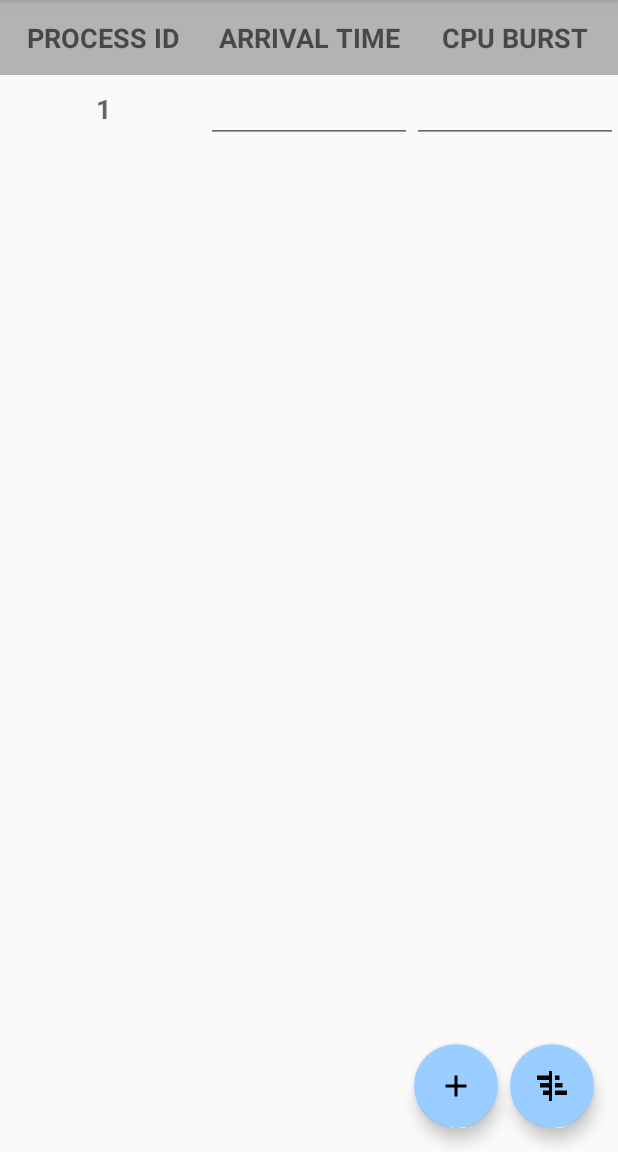
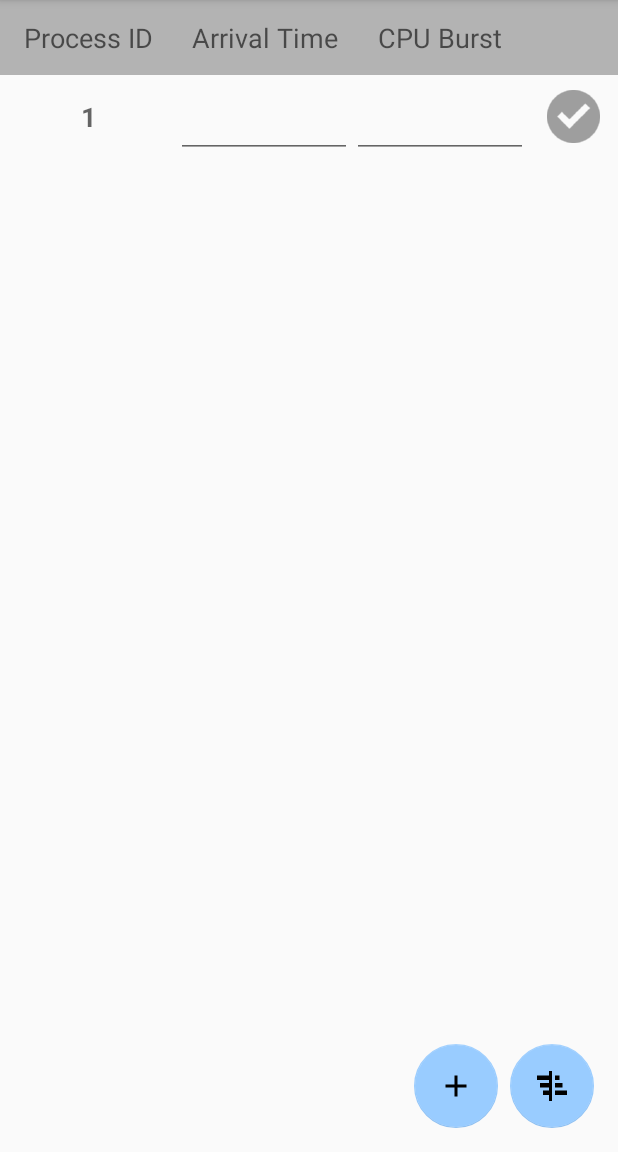
Before and after one commit to jnapor/CPU-Scheduling-, an Android app: the screen it shows after launch (DataInputtingActivity), after a tap on an icon or button, on a phone screen of 412 x 824 dp, the part 84-1236 px from its top. Run offline under Robolectric (Android 15) with nearby library versions, the phone set to English and light mode, and no system bars.

Commit message:
Done on the process harvesting -Added Validation -Fixed Bugs -Clean the code

```diff
--- a/app/src/main/java/com/sharearide/research/jnapor/osprojectqueue/DataInputtingActivity.java
+++ b/app/src/main/java/com/sharearide/research/jnapor/osprojectqueue/DataInputtingActivity.java
@@ -1,24 +1,35 @@
 package com.sharearide.research.jnapor.osprojectqueue;
 
-import android.graphics.Typeface;
 import android.support.design.widget.FloatingActionButton;
 import android.support.v7.app.AppCompatActivity;
 import android.os.Bundle;
-import android.view.Gravity;
+import android.util.Log;
 import android.view.LayoutInflater;
 import android.view.View;
-import android.view.ViewGroup;
 import android.widget.EditText;
-import android.widget.LinearLayout;
+import android.widget.ImageButton;
 import android.widget.ScrollView;
 import android.widget.TableLayout;
 import android.widget.TableRow;
 import android.widget.TextView;
 import android.widget.Toast;
 
-public class DataInputtingActivity extends AppCompatActivity {
+import com.sharearide.research.jnapor.osprojectqueue.model.ProcessModel;
+
+import java.util.ArrayList;
+
+public class DataInputtingActivity extends AppCompatActivity implements View.OnClickListener{
     int counter = 0;
+    private FloatingActionButton add;
+    private FloatingActionButton simulate;
+    private TableLayout tableLayout;
+    private TableRow tableRow;
+    private EditText arrivalTime;
+    private EditText cpuBurst;
+    private ImageButton icon;
+    private TextView textView;
 
+    ArrayList<ProcessModel> processModelArrayList = new ArrayList<>();
 
     @Override
     protected void onCreate(Bundle savedInstanceState) {
@@ -26,112 +37,80 @@ public class DataInputtingActivity extends AppCompatActivity {
         setContentView(R.layout.process_gathering_layout);
 
         ScrollView scrollView = (ScrollView) findViewById(R.id.scrollView);
-        final TableLayout tableLayout = (TableLayout) scrollView.findViewById(R.id.table);
+        tableLayout = (TableLayout) scrollView.findViewById(R.id.table);
 
-        FloatingActionButton add = (FloatingActionButton) findViewById(R.id.add_process);
-        add.setOnClickListener(new View.OnClickListener() {
-            @Override
-            public void onClick(View view) {
-                Toast.makeText(view.getContext(), "Add Process", Toast.LENGTH_SHORT).show();
-                counter++;
-                TableRow tableRow = (TableRow) LayoutInflater.from(view.getContext())
-                        .inflate(R.layout.row_data,tableLayout,false);
 
-                TextView textView = (TextView) tableRow.findViewById(R.id.process_label);
-                textView.setText(String.valueOf(counter));
+        simulate = (FloatingActionButton) findViewById(R.id.simulate);
+        simulate.setEnabled(false);
+        simulate.setOnClickListener(this);
+        add = (FloatingActionButton) findViewById(R.id.add_process);
+        add.setOnClickListener(this);
+    }
+
+    @Override
+    public void onClick(View view) {
+        switch (view.getId()){
+            case R.id.add_process:{
+                add.setEnabled(false);
+                Toast.makeText(view.getContext(), "Adding Process", Toast.LENGTH_SHORT).show();
+                addElementsInTable(view);
+                break;
+            }
+            case R.id.simulate: {
+                Toast.makeText(view.getContext(), "Simulate", Toast.LENGTH_SHORT).show();
+                for (ProcessModel p: processModelArrayList) {
+                    Log.e("Simulation", "Process: "+p.getProcessId() + " " + p.getArrivalTime() + " "+p.getCpuBurst());
+                }
+                break;
+            }
+            case R.id.save: {
+                validateAndSave(view);
+                break;
+            }
+        }
+    }
 
 
 
-//                TableRow tableRow = new TableRow(view.getContext());
-//                tableRow.setLayoutParams(new LinearLayout.LayoutParams(
-//                        LinearLayout.LayoutParams.WRAP_CONTENT,
-//                        LinearLayout.LayoutParams.WRAP_CONTENT,1.0f));
-//
-//
-//
-//                TextView textView = new TextView(view.getContext());
-//                textView.setGravity(Gravity.CENTER_HORIZONTAL);
-//                textView.setTypeface(null, Typeface.BOLD);
-//                textView.setText(String.valueOf(counter));
-//                textView.setTextSize(50.0f);
-//
-//                TextView textView1 = new TextView(view.getContext());
-//                textView1.setText(String.valueOf(counter));
-//                textView1.setGravity(Gravity.CENTER);
-//                textView1.setTypeface(null, Typeface.BOLD);
-//
-//                TextView textView2 = new TextView(view.getContext());
-//                textView2.setText(String.valueOf(counter));
-//                textView2.setGravity(Gravity.CENTER);
-//                textView2.setTypeface(null, Typeface.BOLD);
-//                tableRow.addView(textView);
-//                tableRow.addView(textView1);
-//                tableRow.addView(textView2);
-
-//                EditText editText = new EditText(view.getContext());
-//                editText.setLayoutParams(new LinearLayout.LayoutParams(LinearLayout.LayoutParams.WRAP_CONTENT,
-//                        LinearLayout.LayoutParams.WRAP_CONTENT,1.0f));
-//                editText.setGravity(Gravity.CENTER);
-//                editText.setTypeface(null, Typeface.BOLD);
-//
-//
-//                EditText editText1 = new EditText(view.getContext());
-//                editText1.setLayoutParams(new LinearLayout.LayoutParams(LinearLayout.LayoutParams.WRAP_CONTENT,
-//                        LinearLayout.LayoutParams.WRAP_CONTENT,1.0f));
-//                editText1.setGravity(Gravity.CENTER);
-//                editText1.setTypeface(null, Typeface.BOLD);
+    private void addElementsInTable(View view){
+        counter++;
+        simulate.setEnabled(false);
+        //Inflating the row data to be added in the table
+        tableRow = (TableRow) LayoutInflater.from(view.getContext())
+                .inflate(R.layout.row_data,tableLayout,false);
 
 
+        /***************Creating references to table row elements*****************/
+        textView = (TextView) tableRow.findViewById(R.id.process_label);
+        textView.setText(String.valueOf(counter));
+        arrivalTime = (EditText) tableRow.findViewById(R.id.arrival_time);
+        cpuBurst = (EditText) tableRow.findViewById(R.id.cpu_burst);
+        icon = (ImageButton) tableRow.findViewById(R.id.save);
+        icon.setOnClickListener(this);
 
 
-//                TextView textView = new TextView(view.getContext());
-//
-//                EditText editText = new EditText(view.getContext());
-//                EditText editText1 = new EditText(view.getContext());
-//
-//                tableRow.addView(getTextView(textView));
-//                tableRow.addView(getEditTextView(editText));
-//                tableRow.addView(getEditTextView(editText1));
-
-//                tableRow.addView(textView);
-//                tableRow.addView(editText);
-//                tableRow.addView(editText1);
-
-                tableLayout.addView(tableRow);
-            }
-        });
-
-        FloatingActionButton simulate = (FloatingActionButton) findViewById(R.id.simulate);
-        simulate.setOnClickListener(new View.OnClickListener() {
-            @Override
-            public void onClick(View view) {
-                Toast.makeText(view.getContext(), "Simulate", Toast.LENGTH_SHORT).show();
-            }
-        });
-
+        tableLayout.addView(tableRow);
     }
 
-    private TextView getTextView(TextView textView){
-        counter++;
-        textView.setText(String.valueOf(counter));
+    private void validateAndSave(View view){
+        /***************Validating if arrival time and cpu burst is empty*****************/
+        if(!arrivalTime.getText().toString().isEmpty() && !cpuBurst.getText().toString().isEmpty()){
+            ProcessModel processModel = new ProcessModel(counter,
+                    Integer.parseInt(arrivalTime.getText().toString()),
+                    Integer.parseInt(cpuBurst.getText().toString())
+            );
+            cpuBurst.setEnabled(false); //To make it not editable
+            arrivalTime.setEnabled(false); //To make it not editable
+            icon.setImageResource(R.drawable.button_pressed);
 
-        textView.setLayoutParams(new LinearLayout.LayoutParams(LinearLayout.LayoutParams.WRAP_CONTENT,
-                LinearLayout.LayoutParams.WRAP_CONTENT,1.0f));
-        textView.setGravity(Gravity.CENTER);
-        textView.setTypeface(null, Typeface.BOLD);
-        //textView.setTextAppearance( android.R.style.TextAppearance_Medium);
-
-        return textView;
-    }
-
-    private EditText getEditTextView(EditText editText){
-        editText.setLayoutParams(new LinearLayout.LayoutParams(LinearLayout.LayoutParams.WRAP_CONTENT,
-                LinearLayout.LayoutParams.WRAP_CONTENT,1.0f));
-        editText.setGravity(Gravity.CENTER);
-        editText.setTypeface(null, Typeface.BOLD);
-        //editText.setTextAppearance(null, android.R.style.TextAppearance_Medium);
-
-        return editText;
+            Toast.makeText(view.getContext(), "Saved", Toast.LENGTH_SHORT).show();
+            processModelArrayList.add(processModel);
+            simulate.setEnabled(true);
+            add.setEnabled(true);
+        }else{
+            Toast.makeText(view.getContext(), "CPU Burst or Arrival Time is Empty",
+                    Toast.LENGTH_SHORT).show();
+        }
     }
 
 }
--- /dev/null
+++ b/app/src/main/res/drawable/button_custom.xml
@@ -0,0 +1,6 @@
+<?xml version="1.0" encoding="utf-8"?>
+<selector xmlns:android="http://schemas.android.com/apk/res/android">
+    <item android:drawable="@drawable/button_pressed"
+        android:state_pressed="true" />
+    <item android:drawable="@drawable/button_default" />
+</selector>
--- a/app/src/main/res/layout/process_gathering_layout.xml
+++ b/app/src/main/res/layout/process_gathering_layout.xml
@@ -24,7 +24,6 @@
                     android:layout_weight="1"
                     android:layout_width="0dp"
                     android:layout_height="50dp"
-                    android:textStyle="bold"
                     android:text="@string/process_id"
                     android:gravity="center"
                     android:layout_gravity="center"
@@ -35,7 +34,6 @@
                     android:layout_weight="1"
                     android:layout_width="0dp"
                     android:layout_height="50dp"
-                    android:textStyle="bold"
                     android:text="@string/arrival_time"
                     android:gravity="center"
                     android:background="@color/tableHeader"
@@ -45,39 +43,16 @@
                     android:layout_weight="1"
                     android:layout_width="0dp"
                     android:layout_height="match_parent"
-                    android:textStyle="bold"
                     android:text="@string/cpu_burst"
                     android:gravity="center"
                     android:background="@color/tableHeader"
                     android:textAppearance="?android:textAppearanceMedium"/>
+                <TextView
+                    android:layout_width="60dp"
+                    android:layout_height="match_parent"
+                    android:background="@color/tableHeader"
+                    android:textAppearance="?android:textAppearanceMedium"/>
             </TableRow>
-            <!--<TableRow-->
-                <!--xmlns:android="http://schemas.android.com/apk/res/android">-->
-                <!--<TextView-->
-                    <!--android:id="@+id/process_label"-->
-                    <!--android:layout_weight="1"-->
-                    <!--android:layout_width="0dp"-->
-                    <!--android:layout_height="match_parent"-->
-                    <!--android:textStyle="bold"-->
-                    <!--android:background="@android:color/holo_red_dark"-->
-                    <!--android:textAppearance="?android:textAppearanceMedium"/>-->
-                <!--<EditText-->
-                    <!--android:id="@+id/arrival_time"-->
-                    <!--android:layout_weight="1"-->
-                    <!--android:layout_width="0dp"-->
-                    <!--android:layout_height="match_parent"-->
-                    <!--android:textStyle="bold"-->
-                    <!--android:background="@android:color/holo_green_light"-->
-                    <!--android:textAppearance="?android:textAppearanceMedium"/>-->
-                <!--<TextView-->
-                    <!--android:id="@+id/cpu_burst"-->
-                    <!--android:layout_weight="1"-->
-                    <!--android:layout_width="0dp"-->
-                    <!--android:layout_height="match_parent"-->
-                    <!--android:textStyle="bold"-->
-                    <!--android:background="@android:color/holo_blue_bright"-->
-                    <!--android:textAppearance="?android:textAppearanceMedium"/>-->
-            <!--</TableRow>-->
         </TableLayout>
     </ScrollView>
 
--- a/app/src/main/res/layout/row_data.xml
+++ b/app/src/main/res/layout/row_data.xml
@@ -30,4 +30,12 @@
         android:textStyle="bold"
         android:inputType="number"
         android:textAppearance="?android:textAppearanceMedium"/>
+    <ImageButton
+        android:id="@+id/save"
+        android:layout_width="60dp"
+        android:layout_height="match_parent"
+        android:layout_gravity="center"
+        android:gravity="center"
+        android:src="@drawable/button_custom"
+        style="?android:attr/borderlessButtonStyle"/>
 </TableRow>
--- a/app/src/main/res/values/strings.xml
+++ b/app/src/main/res/values/strings.xml
@@ -2,11 +2,12 @@
     <string name="app_name">OSProjectQueue</string>
 
     <!--Table Header-->
-    <string name="cpu_burst">CPU BURST</string>
-    <string name="process_id">PROCESS ID</string>
-    <string name="arrival_time">ARRIVAL TIME</string>
+    <string name="cpu_burst">CPU Burst</string>
+    <string name="process_id">Process ID</string>
+    <string name="arrival_time">Arrival Time</string>
 
     <!--Button Values-->
     <string name="add_process">Add Process</string>
     <string name="simulate">Simulate Process</string>
+    <string name="save">Save</string>
 </resources>
```
Also changed, not shown: app/src/main/java/com/sharearide/research/jnapor/osprojectqueue/model/ProcessModel.java (added, +43 -0 lines), app/src/main/res/drawable-hdpi/button_default.png (added), app/src/main/res/drawable-hdpi/button_pressed.png (added), app/src/main/res/drawable-mdpi/button_default.png (added), app/src/main/res/drawable-mdpi/button_pressed.png (added), app/src/main/res/drawable-xhdpi/button_default.png (added), app/src/main/res/drawable-xhdpi/button_pressed.png (added), app/src/main/res/drawable-xxhdpi/button_default.png (added), app/src/main/res/drawable-xxhdpi/button_pressed.png (added), app/src/main/res/drawable-xxxhdpi/button_default.png (added), app/src/main/res/drawable-xxxhdpi/button_pressed.png (added).
